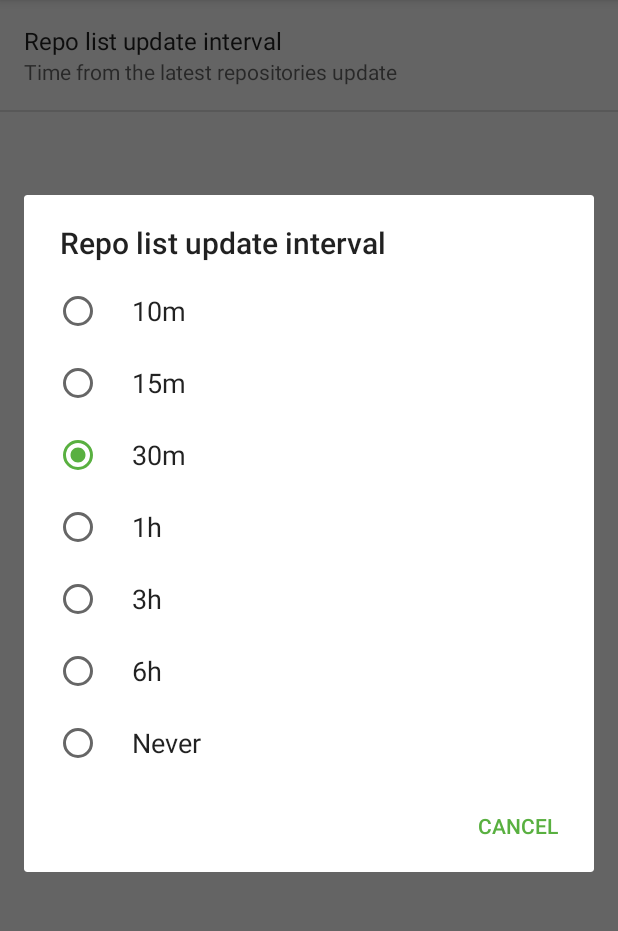
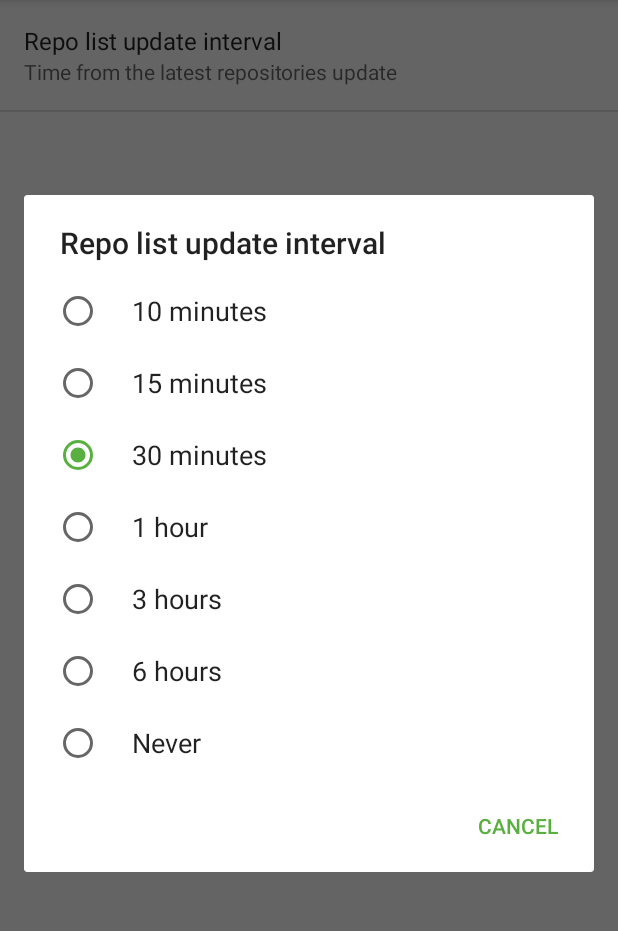
Before and after one commit to offvanHooijdonk/gitcl, an Android app: the PreferenceActivity screen opened directly, with no data from a screen before it, after a tap on "Repo list update interval", on a phone screen of 412 x 824 dp, the part 84-1015 px from its top. Run offline under Robolectric (Android 15) with nearby library versions, the phone set to English and light mode, and no system bars.

Commit message:
Pref values fixed. Refresh Layout calls fixed

```diff
--- a/app/src/main/res/values/string_prefs.xml
+++ b/app/src/main/res/values/string_prefs.xml
@@ -5,12 +5,12 @@
     <string name="pref_repo_update_time_summary">Time from the latest repositories update</string>
     <string name="pref_repo_update_time_default">30</string>
     <string-array name="pref_repo_update_time_entries">
-        <item>10m</item>
-        <item>15m</item>
-        <item>30m</item>
-        <item>1h</item>
-        <item>3h</item>
-        <item>6h</item>
+        <item>10 minutes</item>
+        <item>15 minutes</item>
+        <item>30 minutes</item>
+        <item>1 hour</item>
+        <item>3 hours</item>
+        <item>6 hours</item>
         <item>Never</item>
     </string-array>
     <string-array name="pref_repo_update_time_values">
```
Also changed, not shown: app/src/main/java/com/epam/traing/gitcl/presentation/ui/RepoListFragment.java (+15 -2 lines), 1 other file.
